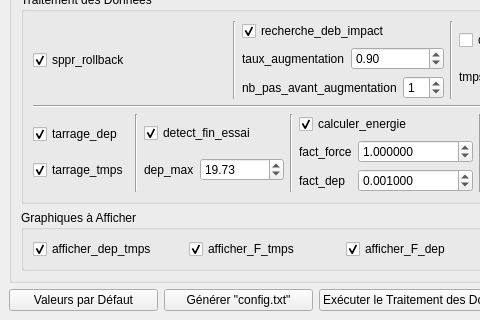
Above: UI/MainWindow.ui from AdrienHerman/TDC-Traitement_des_Donnees_de_Crash before the change; both pictures show x 0 to 480 and y 385 to 705 of the 1117 by 705 pixel window. Below: the same form after it.
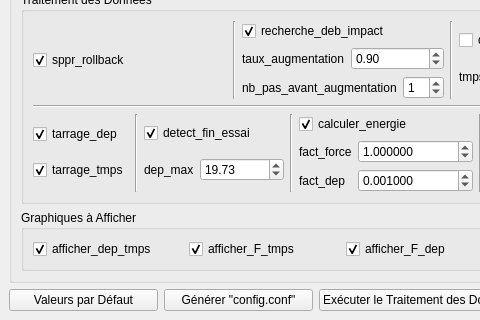
That is the form after the change. Icons and pictures are not drawn.

Commit message: Correction de certains termes dans l'UI.

The edit to the form file:
```diff
--- a/UI/MainWindow.ui
+++ b/UI/MainWindow.ui
@@ -777,7 +777,7 @@
              <string>&lt;html&gt;&lt;head/&gt;&lt;body&gt;&lt;p&gt;Générer un fichier de configuration à partir de la configuration renseignée dans la fenêtre.&lt;/p&gt;&lt;/body&gt;&lt;/html&gt;</string>
             </property>
             <property name="text">
-             <string>Générer &quot;config.txt&quot;</string>
+             <string>Générer &quot;config.conf&quot;</string>
             </property>
            </widget>
           </item>
```
Left out of the diff: 2 changed lines with no effect on the pictures. The commit also changes 3 other files.
